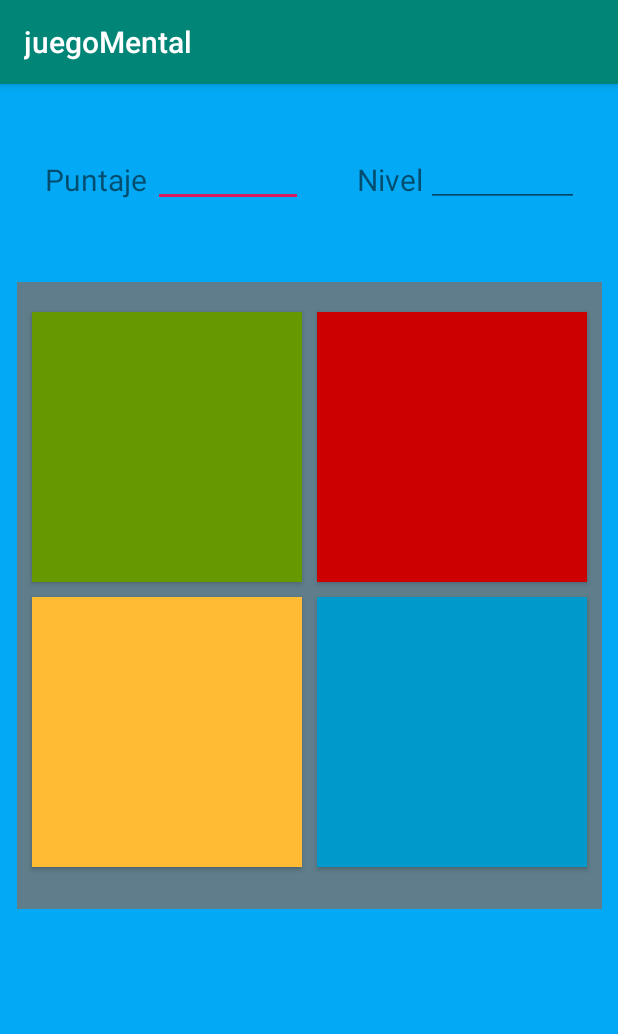
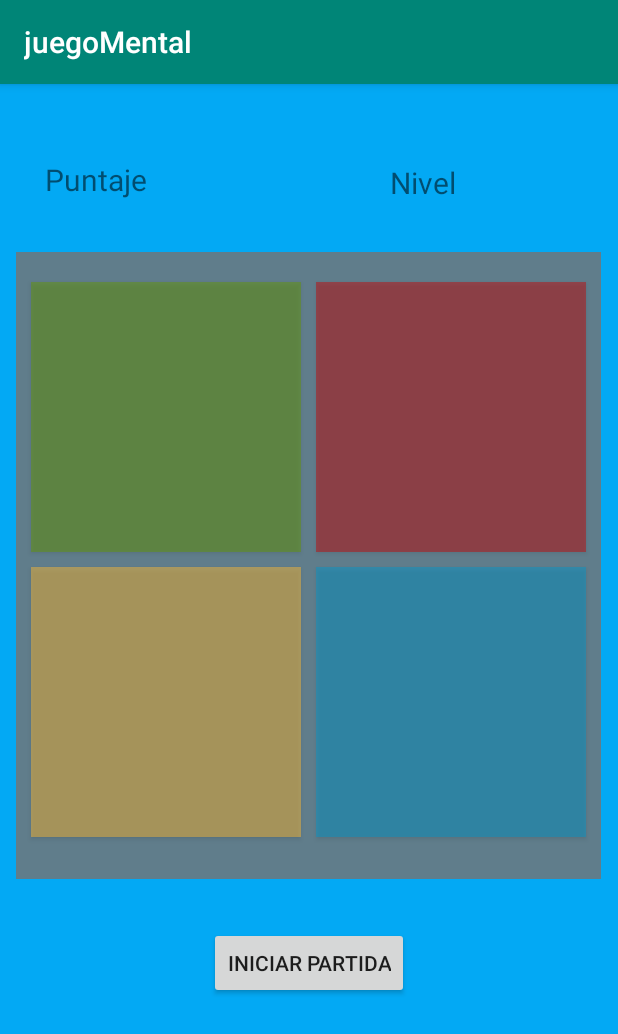
Before and after one commit to Rivera84/juegoMental, an Android app: the modoFacil screen opened directly, with no data from a screen before it, on a phone screen of 412 x 824 dp. Shown: the top 1034 px of the screen. Run offline under Robolectric (Android 15) with nearby library versions, the light colour scheme and no system bars.

Commit message:
creacion de funcion random y cambio de color en los botones,aun falta restaurar al color original

```diff
--- a/app/src/main/java/com/example/juegomental/modoFacil.kt
+++ b/app/src/main/java/com/example/juegomental/modoFacil.kt
@@ -1,12 +1,61 @@
 package com.example.juegomental
 
+
+import android.graphics.Color
 import androidx.appcompat.app.AppCompatActivity
 import android.os.Bundle
+import android.os.SystemClock
+import android.widget.Button
+import kotlinx.android.synthetic.main.activity_modo_facil.*
+import java.util.*
 
 class modoFacil : AppCompatActivity() {
+
 
     override fun onCreate(savedInstanceState: Bundle?) {
         super.onCreate(savedInstanceState)
         setContentView(R.layout.activity_modo_facil)
+
+
+        btniniciar.setOnClickListener(){
+
+
+            var numeroBoton=aleatorio()
+
+            txtnPuntos.append(numeroBoton.toString())
+            // Thread.sleep(1000)
+
+            if(numeroBoton==1) {
+                btn1.setBackgroundColor(Color.GREEN)
+
+                btn1.setBackgroundColor(Color.parseColor("#79669900"))
+
+            }
+
+            if(numeroBoton==2) {
+                btn2.setBackgroundColor(Color.RED)
+            }
+
+            if(numeroBoton==3) {
+                btn3.setBackgroundColor(Color.YELLOW)
+            }
+
+            if(numeroBoton==4) {
+                btn4.setBackgroundColor(Color.BLUE)
+            }
+
+
+        }
+
+        }
+
+
+    fun aleatorio():Int{
+
+        var random= Random()
+
+       val num1= (random.nextInt ( 4 )+1)
+    return num1
     }
+
 }
--- a/app/src/main/res/layout/activity_modo_facil.xml
+++ b/app/src/main/res/layout/activity_modo_facil.xml
@@ -8,45 +8,46 @@
     tools:context=".modoFacil">
 
     <FrameLayout
+        android:id="@+id/frameLayout"
         android:layout_width="390dp"
         android:layout_height="418dp"
-        android:layout_marginTop="50dp"
         android:background="#607d8b"
         app:layout_constraintBottom_toBottomOf="parent"
         app:layout_constraintEnd_toEndOf="parent"
+        app:layout_constraintHorizontal_bias="0.476"
         app:layout_constraintStart_toStartOf="parent"
-        app:layout_constraintTop_toBottomOf="@+id/editText"
-        app:layout_constraintVertical_bias="0.0">
+        app:layout_constraintTop_toBottomOf="@+id/txtnPuntos"
+        app:layout_constraintVertical_bias="0.134">
 
         <Button
-            android:id="@+id/button"
+            android:id="@+id/btn1"
             android:layout_width="180dp"
             android:layout_height="180dp"
-            android:background="@android:color/holo_green_dark"
+            android:background="#79669900"
             android:translationX="10dp"
             android:translationY="20dp" />
 
         <Button
-            android:id="@+id/button2"
+            android:id="@+id/btn2"
             android:layout_width="180dp"
             android:layout_height="180dp"
-            android:background="@android:color/holo_red_dark"
+            android:background="#72CC0000"
             android:translationX="200dp"
             android:translationY="20dp" />
 
         <Button
-            android:id="@+id/button3"
+            android:id="@+id/btn3"
             android:layout_width="180dp"
             android:layout_height="180dp"
-            android:background="@android:color/holo_orange_light"
+            android:background="#77FFBB33"
             android:translationX="10dp"
             android:translationY="210dp" />
 
         <Button
-            android:id="@+id/button5"
+            android:id="@+id/btn4"
             android:layout_width="180dp"
             android:layout_height="180dp"
-            android:background="@android:color/holo_blue_dark"
+            android:background="#740099CC"
             android:translationX="200dp"
             android:translationY="210dp" />
     </FrameLayout>
@@ -66,36 +67,40 @@
         android:id="@+id/textView5"
         android:layout_width="wrap_content"
         android:layout_height="wrap_content"
-        android:layout_marginTop="50dp"
-        android:layout_marginEnd="130dp"
+        android:layout_marginTop="52dp"
+        android:layout_marginEnd="108dp"
         android:text="@string/txtNivel"
         android:textSize="20sp"
         app:layout_constraintEnd_toEndOf="parent"
         app:layout_constraintTop_toTopOf="parent" />
 
-    <EditText
-        android:id="@+id/editText"
-        android:layout_width="100dp"
-        android:layout_height="38dp"
-        android:layout_marginStart="102dp"
-        android:layout_marginTop="44dp"
-        android:ems="10"
-        android:inputType="textPersonName"
-        app:layout_constraintEnd_toEndOf="parent"
-        app:layout_constraintHorizontal_bias="0.0"
+    <TextView
+        android:id="@+id/txtnPuntos"
+        android:layout_width="75dp"
+        android:layout_height="23dp"
+        android:layout_marginStart="95dp"
+        android:layout_marginTop="52dp"
+        app:layout_constraintEnd_toStartOf="@+id/textView5"
+        app:layout_constraintHorizontal_bias="0.223"
         app:layout_constraintStart_toStartOf="parent"
         app:layout_constraintTop_toTopOf="parent" />
 
-    <EditText
-        android:id="@+id/editText2"
-        android:layout_width="102dp"
-        android:layout_height="38dp"
-        android:layout_marginTop="44dp"
-        android:layout_marginEnd="24dp"
-        android:ems="10"
-        android:inputType="textPersonName"
+    <TextView
+        android:id="@+id/textView7"
+        android:layout_width="66dp"
+        android:layout_height="23dp"
+        android:layout_marginTop="56dp"
+        android:layout_marginEnd="32dp"
         app:layout_constraintEnd_toEndOf="parent"
-        app:layout_constraintHorizontal_bias="0.993"
+        app:layout_constraintTop_toTopOf="parent" />
+
+    <Button
+        android:id="@+id/btniniciar"
+        android:layout_width="wrap_content"
+        android:layout_height="wrap_content"
+        android:layout_marginTop="32dp"
+        android:text="@string/btnIniciarPartida"
+        app:layout_constraintEnd_toEndOf="parent"
         app:layout_constraintStart_toStartOf="parent"
-        app:layout_constraintTop_toTopOf="parent" />
+        app:layout_constraintTop_toBottomOf="@+id/frameLayout" />
 </androidx.constraintlayout.widget.ConstraintLayout>
```
